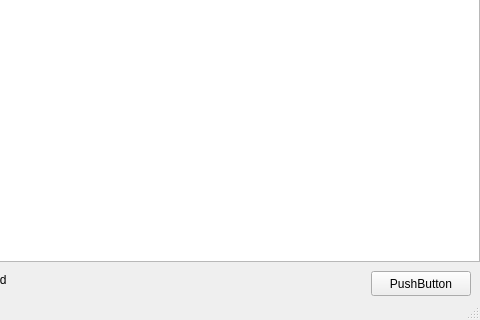
Old version of the form atlas/ui/mainwindow.ui in the repository KJNeko/Atlas; both pictures show x 563 to 1043 and y 468 to 788 of the 1043 by 788 pixel window.
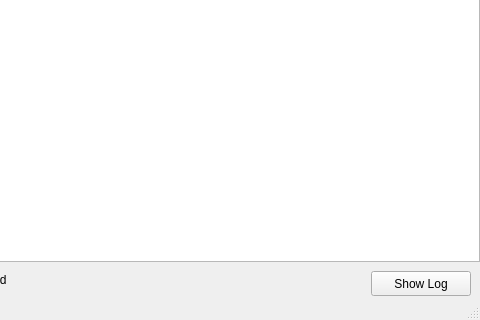
New version of the form. Icons and pictures are not drawn. Custom widgets are drawn as their Qt base class.

```diff
--- a/atlas/ui/mainwindow.ui
+++ b/atlas/ui/mainwindow.ui
@@ -420,7 +420,7 @@
           </size>
          </property>
          <property name="text">
-          <string>PushButton</string>
+          <string>Show Log</string>
          </property>
         </widget>
        </item>
```
Left out of the diff: 14 changed lines with no effect on the pictures.
